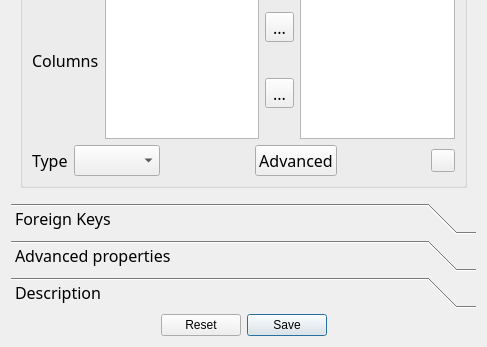
First picture: the form in NewTableForm.ui, repository fritzone/ddm, before the edit; both pictures show x 0 to 487 and y 427 to 774 of the 487 by 774 pixel window.
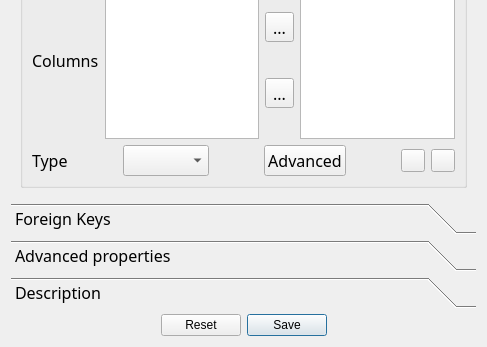
Second picture: the form after the edit. The open tabs and pages were chosen to show the change. Icons and pictures are not drawn.

Commit message: Some index creation impl

Diff of the .ui file:
```diff
--- a/NewTableForm.ui
+++ b/NewTableForm.ui
@@ -361,7 +361,20 @@
              </widget>
             </item>
             <item>
-             <widget class="QComboBox" name="cmdIndexType"/>
+             <spacer name="horizontalSpacer_5">
+              <property name="orientation">
+               <enum>Qt::Horizontal</enum>
+              </property>
+              <property name="sizeHint" stdset="0">
+               <size>
+                <width>40</width>
+                <height>20</height>
+               </size>
+              </property>
+             </spacer>
+            </item>
+            <item>
+             <widget class="QComboBox" name="cmbIndexType"/>
             </item>
             <item>
              <spacer name="horizontalSpacer_4">
@@ -396,6 +409,17 @@
               </property>
              </spacer>
             </item>
+            <item>
+             <widget class="QToolButton" name="btnCancelIndexEditing">
+              <property name="text">
+               <string/>
+              </property>
+              <property name="icon">
+               <iconset resource="dbm.qrc">
+                <normaloff>:/images/actions/images/small/cancel.png</normaloff>:/images/actions/images/small/cancel.png</iconset>
+              </property>
+             </widget>
+            </item>
             <item>
              <widget class="QToolButton" name="btnAddIndex">
               <property name="text">
```
Left out of the diff: 89 changed lines with no effect on the pictures. The commit also changes 17 other files.
